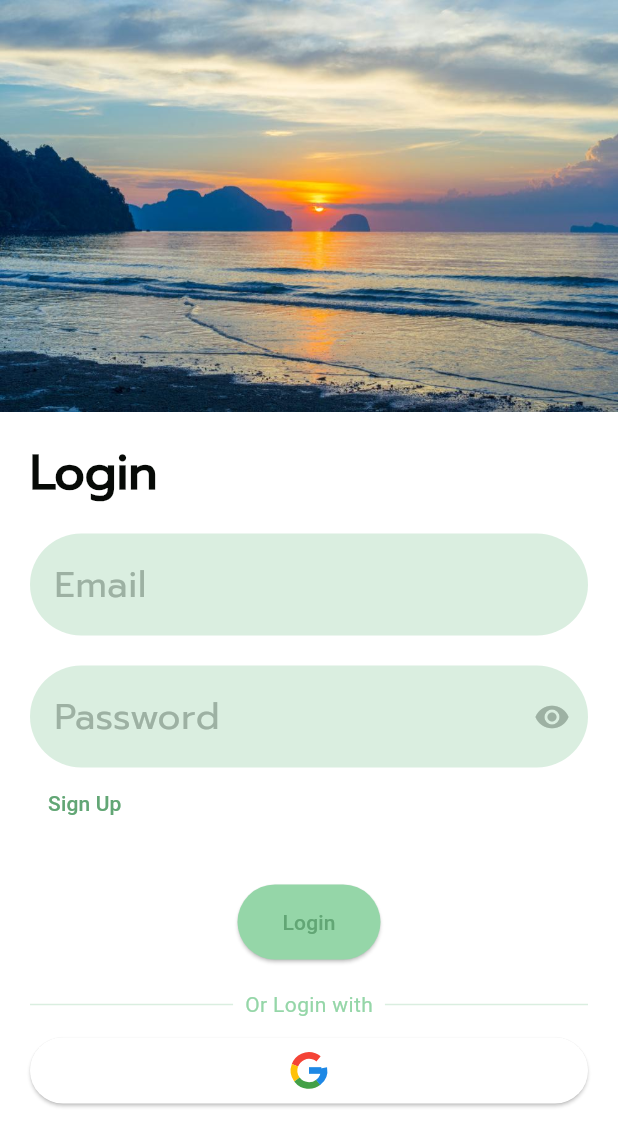
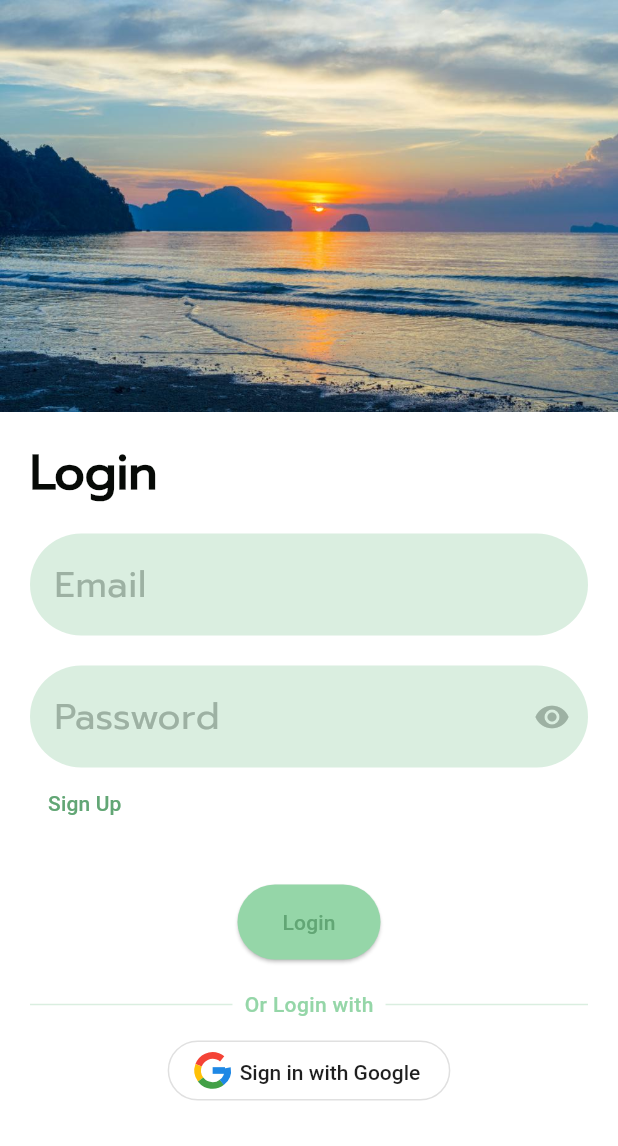
Before and after one commit to sh4dowstorm/Moblie_Project, a Flutter app: the screen it shows after launch, on a phone screen of 412 x 824 dp. Shown: the top 1146 px of the screen. Run offline on Flutter 3.47's test engine with Material 3 defaults, Android fonts, the phone set to English and light mode, and no system bars; our stand-ins replace cloud_firestore, date_format, email_validator, firebase_auth, firebase_core, firebase_storage and 8 more; accounts and stored records are empty; project files that could hold a hidden picture were left out.

Commit message:
Change the Google login button in the login page

```diff
--- a/lib/screens/login_screen.dart
+++ b/lib/screens/login_screen.dart
@@ -5,8 +5,7 @@ import 'package:cloud_firestore/cloud_firestore.dart';
 import 'package:mobile_project/models/user.dart' as appUser;
 import 'package:mobile_project/screens/register_screen.dart';
 import 'package:mobile_project/screens/main_layout_screen.dart';
-import 'package:mobile_project/widgets/social_button.dart';
-import 'package:mobile_project/styles/google_logo.dart';
+import 'package:mobile_project/widgets/custom_google_button.dart';
 
 class LoginScreen extends StatefulWidget {
   const LoginScreen({super.key});
@@ -143,7 +142,7 @@ class _LoginScreenState extends State<LoginScreen> {
                           decoration: InputDecoration(
                             labelText: 'Email',
                             labelStyle:
-                                const TextStyle(color: Color.fromRGBO(157, 177, 163, 1)),
+                                const TextStyle(color: Color(0xFF9DB1A3)),
                             fillColor: const Color(0xFFDAEEE0),
                             filled: true,
                             border: OutlineInputBorder(
@@ -259,9 +258,9 @@ class _LoginScreenState extends State<LoginScreen> {
                   ),
                   const SizedBox(height: 10),
                   Center(
-                    child: SocialButton(
-                        onPressed: _logInWithGoogle,
-                        icon: const GoogleLogo(size: 20)),
+                    child: CustomGoogleButton(
+                      onPressed: _logInWithGoogle,
+                    )
                   )
                 ],
               ),
--- a/lib/screens/setting_screen.dart
+++ b/lib/screens/setting_screen.dart
@@ -60,7 +60,7 @@ class _SettingScreenState extends State<SettingScreen> {
                           widget.user.email,
                           style: const TextStyle(
                             color: Colors.grey,
-                            fontSize: 14,
+                            fontSize: 12,
                           ),
                         ),
                       ],
--- /dev/null
+++ b/lib/widgets/custom_google_button.dart
@@ -0,0 +1,34 @@
+import 'package:flutter/material.dart';
+import 'package:mobile_project/styles/google_logo.dart';
+
+class CustomGoogleButton extends StatelessWidget {
+  final Function() onPressed;
+
+  const CustomGoogleButton({
+    Key? key,
+    required this.onPressed,
+  }) : super(key: key);
+
+  @override
+  Widget build(BuildContext context) {
+    return TextButton.icon(
+      onPressed: onPressed,
+      style: TextButton.styleFrom(
+        foregroundColor: const Color(0xFF1F1F1F),
+        backgroundColor: Colors.white,
+        padding: const EdgeInsets.symmetric(horizontal: 20, vertical: 10),
+        shape: RoundedRectangleBorder(
+          borderRadius: BorderRadius.circular(35), // Rounded corners
+          side: BorderSide(color: Colors.grey.shade300, width: 1.0), // Stroke
+        ), // Font color
+        textStyle: const TextStyle(
+          fontFamily: 'Roboto',
+          fontSize: 14.0,
+          height: 20.0 / 14.0, // Line height (adjust based on font size)
+        ),
+      ),
+      icon: const GoogleLogo(size: 20),
+      label: const Text('Sign in with Google'),
+    );
+  }
+}
--- a/lib/widgets/forward_button.dart
+++ b/lib/widgets/forward_button.dart
@@ -16,8 +16,8 @@ class ForwardButton extends StatelessWidget {
         width: 60,
         height: 60,
         decoration: BoxDecoration(
-          color: Colors.grey.shade200,
-          borderRadius: BorderRadius.circular(15),
+          color: const Color(0xFFDAEEE0),
+          borderRadius: BorderRadius.circular(25),
         ),
         child: const Icon(Ionicons.chevron_forward_outline),
       ),
--- a/pubspec.yaml
+++ b/pubspec.yaml
@@ -96,6 +96,9 @@ flutter:
         - asset: assets/fonts/Prompt-Regular.ttf
         - asset: assets/fonts/Prompt-Italic.ttf
           style: italic
+    - family: Roboto
+      fonts:
+        - asset: assets/fonts/Roboto-Medium.ttf
 
   #   - family: Schyler
   #     fonts:
```
Also changed, not shown: lib/screens/edit_account_screen.dart (+16 -4 lines), assets/fonts/Roboto-Medium.ttf (added).
